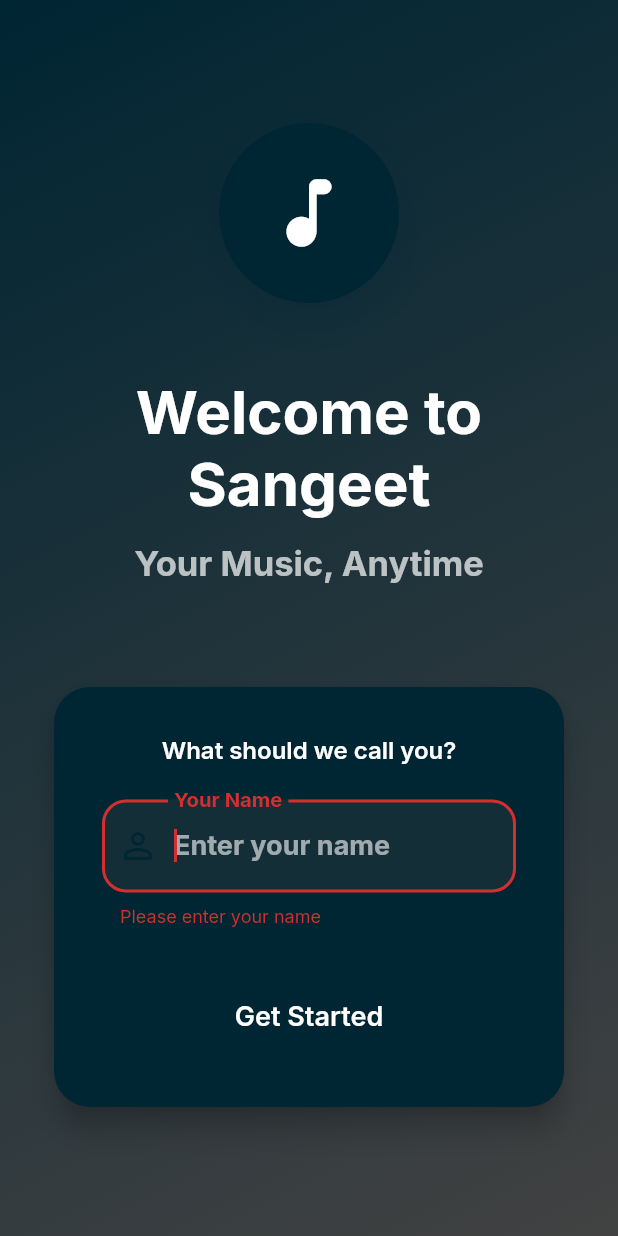
After one commit to heyharshit0x/Sangeet, a Flutter app: the screen it shows after launch, after a tap on "Get Started", on a phone screen of 412 x 824 dp. The commit adds this screen. Run offline on Flutter 3.47's test engine with Material 3 defaults, Android fonts, the phone set to English and light mode, and no system bars; our stand-ins replace app_links, audio_service, audio_video_progress_bar, buttons_tabbar, cached_network_image, device_info_plus and 19 more; missing offline and left inert: audiotags, flutter_lyric, jni, just_audio_media_kit, media_kit, sidebar_with_animation and 6 more; accounts and stored records are empty; network calls fail.

Commit message:
feat: add user name collection, Supabase username integ  and UI improvements

```diff
--- a/lib/main.dart
+++ b/lib/main.dart
@@ -10,11 +10,13 @@ import '/ui/screens/Search/search_screen_controller.dart';
 import '/utils/get_localization.dart';
 import '/services/downloader.dart';
 import '/services/piped_service.dart';
+import '/services/user_service.dart';
 import 'utils/app_link_controller.dart';
 import '/services/audio_handler.dart';
 import '/services/music_service.dart';
 import '/ui/home.dart';
 import '/ui/player/player_controller.dart';
+import '/ui/screens/name_input_screen.dart';
 import 'ui/screens/Settings/settings_screen_controller.dart';
 import '/ui/utils/theme_controller.dart';
 import 'ui/screens/Home/home_screen_controller.dart';
@@ -25,6 +27,7 @@ import 'utils/update_check_flag_file.dart';
 Future<void> main() async {
   WidgetsFlutterBinding.ensureInitialized();
   await initHive();
+  await UserService.initSupabase();
   _setAppInitPrefs();
   startApplicationServices();
   Get.put<AudioHandler>(await initAudioService(), permanent: true);
@@ -34,16 +37,41 @@ Future<void> main() async {
   runApp(const MyApp());
 }
 
-class MyApp extends StatelessWidget {
+class MyApp extends StatefulWidget {
   const MyApp({super.key});
+
+  @override
+  State<MyApp> createState() => _MyAppState();
+}
+
+class _MyAppState extends State<MyApp> {
+  @override
+  void initState() {
+    super.initState();
+    _checkFirstLaunch();
+  }
+
+  Future<void> _checkFirstLaunch() async {
+    final userService = Get.find<UserService>();
+    final isFirstLaunch = await userService.checkFirstLaunch();
+
+    if (isFirstLaunch) {
+      userService.isFirstLaunch.value = true;
+    }
+  }
 
   @override
   Widget build(BuildContext context) {
     if (!GetPlatform.isDesktop) Get.put(AppLinksController());
     SystemChrome.setEnabledSystemUIMode(SystemUiMode.edgeToEdge);
+
+    final userService = Get.find<UserService>();
+
     return GetMaterialApp(
         title: 'Sangeet',
-        home: const Home(),
+        home: Obx(() => userService.isFirstLaunch.value
+            ? const NameInputScreen()
+            : const Home()),
         debugShowCheckedModeBanner: false,
         translations: Languages(),
         locale:
@@ -84,6 +112,7 @@ Future<void> startApplicationServices() async {
   Get.lazyPut(() => PipedServices(), fenix: true);
   Get.lazyPut(() => MusicServices(), fenix: true);
   Get.lazyPut(() => ThemeController(), fenix: true);
+  Get.lazyPut(() => UserService(), fenix: true);
   Get.lazyPut(() => PlayerController(), fenix: true);
   Get.lazyPut(() => HomeScreenController(), fenix: true);
   Get.lazyPut(() => LibrarySongsController(), fenix: true);
--- /dev/null
+++ b/lib/services/user_service.dart
@@ -0,0 +1,119 @@
+import 'package:device_info_plus/device_info_plus.dart';
+import 'package:get/get.dart';
+import 'package:hive/hive.dart';
+import 'package:supabase_flutter/supabase_flutter.dart';
+import 'dart:io';
+
+class UserService extends GetxController {
+  final userName = ''.obs;
+  final isFirstLaunch = true.obs;
+
+  static const String supabaseUrl = '';
+  static const String supabaseAnonKey =
+      '';
+
+  late final SupabaseClient _supabase;
+  late final Box _appPrefs;
+
+  @override
+  void onInit() {
+    super.onInit();
+    _supabase = Supabase.instance.client;
+    _appPrefs = Hive.box("AppPrefs");
+    _loadUserName();
+  }
+
+  /// Initialize Supabase - call this in main.dart before runApp
+  static Future<void> initSupabase() async {
+    await Supabase.initialize(
+      url: supabaseUrl,
+      anonKey: supabaseAnonKey,
+    );
+  }
+
+  /// Check if this is first launch
+  Future<bool> checkFirstLaunch() async {
+    final hasUserName = _appPrefs.get('userName');
+    isFirstLaunch.value = hasUserName == null;
+    return isFirstLaunch.value;
+  }
+
+  /// Load user name from local storage
+  void _loadUserName() {
+    final name = _appPrefs.get('userName');
+    if (name != null) {
+      userName.value = name;
+      isFirstLaunch.value = false;
+    } else {
+      userName.value = 'Music Lover';
+      isFirstLaunch.value = true;
+    }
+  }
+
+  /// Get user name (fallback to 'Music Lover')
+  String getUserName() {
+    return userName.value.isEmpty ? 'Music Lover' : userName.value;
+  }
+
+  /// Save user name locally and send to Supabase
+  Future<void> saveUserName(String name) async {
+    if (name.trim().isEmpty) return;
+
+    // Save locally
+    await _appPrefs.put('userName', name.trim());
+    userName.value = name.trim();
+    isFirstLaunch.value = false;
+
+    // Send to Supabase
+    await _sendUserAnalytics(name.trim());
+  }
+
+  /// Generate unique device ID
+  Future<String> _getDeviceId() async {
+    final deviceInfo = DeviceInfoPlugin();
+    String deviceId = '';
+
+    try {
+      if (Platform.isAndroid) {
+        final androidInfo = await deviceInfo.androidInfo;
+        deviceId = androidInfo.id; // Android ID
+      } else if (Platform.isIOS) {
+        final iosInfo = await deviceInfo.iosInfo;
+        deviceId = iosInfo.identifierForVendor ?? 'unknown_ios';
+      } else if (Platform.isWindows) {
+        final windowsInfo = await deviceInfo.windowsInfo;
+        deviceId = windowsInfo.deviceId;
+      } else if (Platform.isLinux) {
+        final linuxInfo = await deviceInfo.linuxInfo;
+        deviceId = linuxInfo.machineId ?? 'unknown_linux';
+      } else if (Platform.isMacOS) {
+        final macInfo = await deviceInfo.macOsInfo;
+        deviceId = macInfo.systemGUID ?? 'unknown_mac';
+      }
+    } catch (e) {
+      // Fallback to timestamp-based ID
+      deviceId = 'device_${DateTime.now().millisecondsSinceEpoch}';
+    }
+
+    return deviceId;
+  }
+
+  /// Send user analytics to Supabase
+  Future<void> _sendUserAnalytics(String name) async {
+    try {
+      final deviceId = await _getDeviceId();
+
+      // Insert or update user in Supabase
+      await _supabase.from('users').upsert({
+        'device_id': deviceId,
+        'user_name': name,
+        'first_seen_at': DateTime.now().toIso8601String(),
+      }, onConflict: 'device_id');
+
+      print('✅ User analytics sent to Supabase: $name ($deviceId)');
+    } catch (e) {
+      print('❌ Failed to send analytics to Supabase: $e');
+      // Don't block the user if Supabase fails
+    }
+  }
+}
--- /dev/null
+++ b/lib/ui/screens/name_input_screen.dart
@@ -0,0 +1,212 @@
+import 'package:flutter/material.dart';
+import 'package:get/get.dart';
+import '../../services/user_service.dart';
+
+class NameInputScreen extends StatefulWidget {
+  const NameInputScreen({super.key});
+
+  @override
+  State<NameInputScreen> createState() => _NameInputScreenState();
+}
+
+class _NameInputScreenState extends State<NameInputScreen> {
+  final _nameController = TextEditingController();
+  final _formKey = GlobalKey<FormState>();
+  bool _isLoading = false;
+
+  @override
+  void dispose() {
+    _nameController.dispose();
+    super.dispose();
+  }
+
+  Future<void> _submitName() async {
+    if (_formKey.currentState!.validate()) {
+      setState(() => _isLoading = true);
+
+      final userService = Get.find<UserService>();
+      await userService.saveUserName(_nameController.text);
+
+      setState(() => _isLoading = false);
+
+      if (mounted) {
+        // Navigate to home after saving name
+        Navigator.of(context).pushReplacementNamed('/');
+      }
+    }
+  }
+
+  @override
+  Widget build(BuildContext context) {
+    return Scaffold(
+      body: Container(
+        decoration: BoxDecoration(
+          gradient: LinearGradient(
+            begin: Alignment.topLeft,
+            end: Alignment.bottomRight,
+            colors: [
+              Theme.of(context).colorScheme.primaryContainer,
+              Theme.of(context).colorScheme.surface,
+            ],
+          ),
+        ),
+        child: SafeArea(
+          child: Center(
+            child: SingleChildScrollView(
+              padding: const EdgeInsets.all(32.0),
+              child: Form(
+                key: _formKey,
+                child: Column(
+                  mainAxisAlignment: MainAxisAlignment.center,
+                  children: [
+                    // App Logo/Icon
+                    Container(
+                      width: 120,
+                      height: 120,
+                      decoration: BoxDecoration(
+                        color: Theme.of(context).colorScheme.primary,
+                        shape: BoxShape.circle,
+                        boxShadow: [
+                          BoxShadow(
+                            color: Theme.of(context)
+                                .colorScheme
+                                .primary
+                                .withOpacity(0.3),
+                            blurRadius: 30,
+                            offset: const Offset(0, 10),
+                          ),
+                        ],
+                      ),
+                      child: Icon(
+                        Icons.music_note_rounded,
+                        size: 60,
+                        color: Theme.of(context).colorScheme.onPrimary,
+                      ),
+                    ),
+                    const SizedBox(height: 48),
+
+                    // Welcome Text
+                    Text(
+                      'Welcome to Sangeet',
+                      style:
+                          Theme.of(context).textTheme.headlineLarge?.copyWith(
+                                fontWeight: FontWeight.bold,
+                                color: Theme.of(context).colorScheme.onSurface,
+                              ),
+                      textAlign: TextAlign.center,
+                    ),
+                    const SizedBox(height: 16),
+
+                    // Subtitle
+                    Text(
+                      'Your Music, Anytime',
+                      style: Theme.of(context).textTheme.titleLarge?.copyWith(
+                            color: Theme.of(context)
+                                .colorScheme
+                                .onSurface
+                                .withOpacity(0.7),
+                          ),
+                      textAlign: TextAlign.center,
+                    ),
+                    const SizedBox(height: 64),
+
+                    // Name Input Card
+                    Container(
+                      constraints: const BoxConstraints(maxWidth: 400),
+                      child: Card(
+                        elevation: 8,
+                        shape: RoundedRectangleBorder(
+                          borderRadius: BorderRadius.circular(24),
+                        ),
+                        child: Padding(
+                          padding: const EdgeInsets.all(32.0),
+                          child: Column(
+                            children: [
+                              Text(
+                                'What should we call you?',
+                                style: Theme.of(context)
+                                    .textTheme
+                                    .titleMedium
+                                    ?.copyWith(
+                                      fontWeight: FontWeight.w600,
+                                    ),
+                                textAlign: TextAlign.center,
+                              ),
+                              const SizedBox(height: 24),
+
+                              // Name Input Field
+                              TextFormField(
+                                controller: _nameController,
+                                autofocus: true,
+                                textCapitalization: TextCapitalization.words,
+                                style: const TextStyle(fontSize: 18),
+                                decoration: InputDecoration(
+                                  labelText: 'Your Name',
+                                  hintText: 'Enter your name',
+                                  prefixIcon: const Icon(
+                                    Icons.person_outline_rounded,
+                                    size: 28,
+                                  ),
+                                  border: OutlineInputBorder(
+                                    borderRadius: BorderRadius.circular(16),
+                                  ),
+                                  filled: true,
+                                  fillColor: Theme.of(context)
+                                      .colorScheme
+                                      .surfaceContainerHighest
+                                      .withOpacity(0.3),
+                                ),
+                                validator: (value) {
+                                  if (value == null || value.trim().isEmpty) {
+                                    return 'Please enter your name';
+                                  }
+                                  return null;
+                                },
+                                onFieldSubmitted: (_) => _submitName(),
+                              ),
+                              const SizedBox(height: 32),
+
+                              // Submit Button
+                              SizedBox(
+                                width: double.infinity,
+                                height: 56,
+                                child: FilledButton(
+                                  onPressed: _isLoading ? null : _submitName,
+                                  style: FilledButton.styleFrom(
+                                    shape: RoundedRectangleBorder(
+                                      borderRadius: BorderRadius.circular(16),
+                                    ),
+                                  ),
+                                  child: _isLoading
+                                      ? const SizedBox(
+                                          width: 24,
+                                          height: 24,
+                                          child: CircularProgressIndicator(
+                                            strokeWidth: 2,
+                                            color: Colors.white,
+                                          ),
+                                        )
+                                      : const Text(
+                                          'Get Started',
+                                          style: TextStyle(
+                                            fontSize: 18,
+                                            fontWeight: FontWeight.w600,
+                                          ),
+                                        ),
+                                ),
+                              ),
+                            ],
+                          ),
+                        ),
+                      ),
+                    ),
+                  ],
+                ),
+              ),
+            ),
+          ),
+        ),
+      ),
+    );
+  }
+}
--- a/pubspec.yaml
+++ b/pubspec.yaml
@@ -2,7 +2,7 @@ name: sangeet
 description: A cross platform app for music streaming.
 publish_to: "none"
 
-version: 1.0.0+1
+version: 1.0.1+2
 
 
 environment:
@@ -46,6 +46,8 @@ dependencies:
   package_info_plus: ^8.0.0
   wakelock_plus: ^1.3.3
   shimmer: ^3.0.0
+  supabase_flutter: ^2.0.0
+  device_info_plus: ^10.0.0
   sidebar_with_animation:
     git:
       url: https://github.com/harshusvg/animated_side_bar.git
```
Also changed, not shown: lib/ui/screens/Settings/settings_screen.dart (+30 -35 lines), lib/ui/widgets/home/modern_home_header.dart (+16 -22 lines), lib/ui/widgets/name_input_dialog.dart (added, +165 -0 lines), pubspec.lock, 1 other file.
